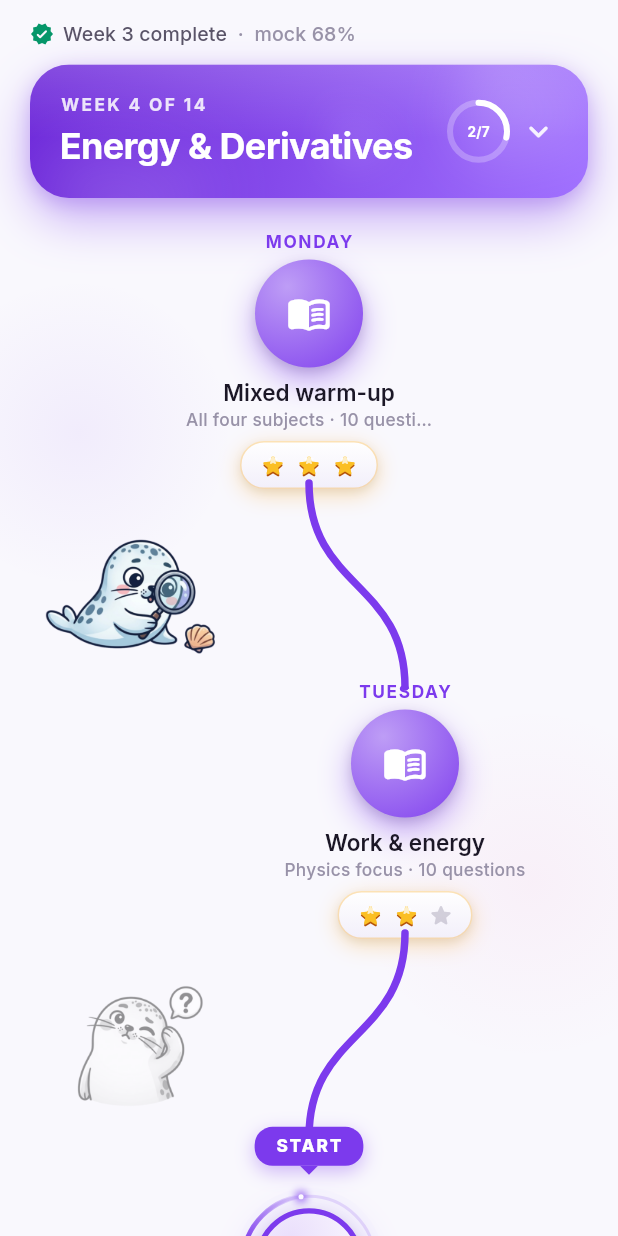
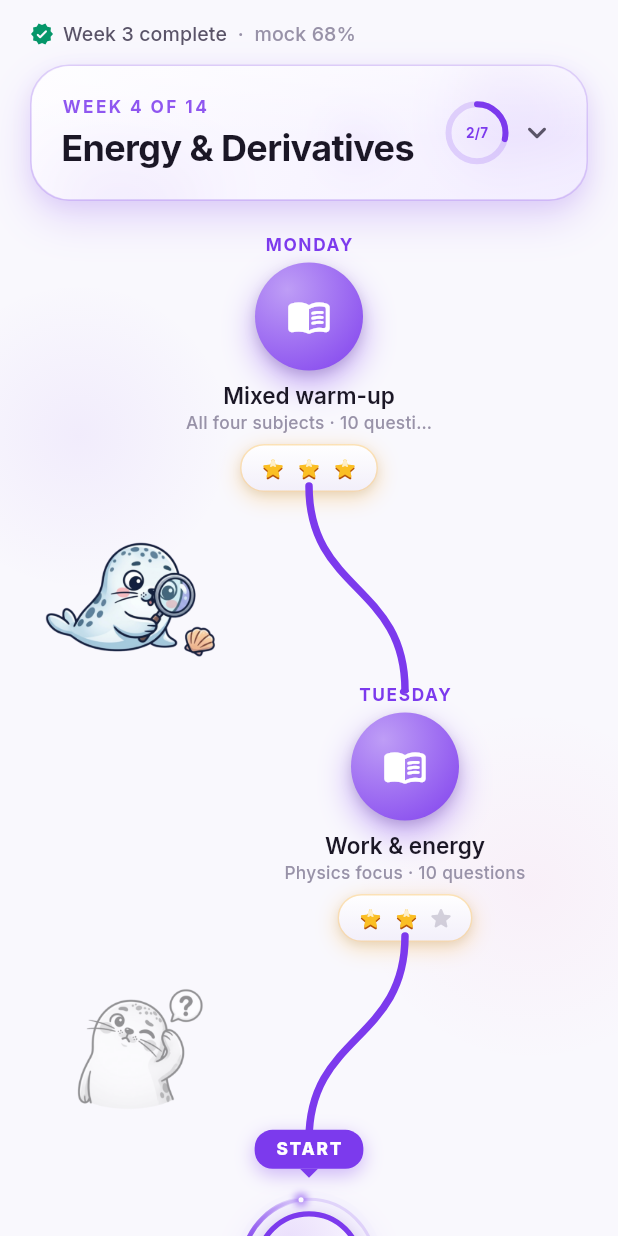
Before and after one commit to maneedasshrestha/Deerhack_Profit.exe, a Flutter app: the HomeScreen screen opened directly, on a phone screen of 412 x 824 dp. Run offline on Flutter 3.47's test engine with Material 3 defaults, Android fonts, the light colour scheme and no system bars; our stand-ins replace flutter_riverpod, flutter_tts, google_fonts, google_sign_in, hive, hive_flutter and 5 more; missing offline and left inert: mobile_scanner; accounts and stored records are empty.

Commit message:
fix: enhance week header card styling and fluid blob colors for better visibility

```diff
--- a/frontend/lib/features/home/presentation/screens/home_screen.dart
+++ b/frontend/lib/features/home/presentation/screens/home_screen.dart
@@ -101,14 +101,15 @@ class _WeekHeaderCardState extends State<_WeekHeaderCard> {
       margin: const EdgeInsets.fromLTRB(20, 12, 20, 4),
       decoration: BoxDecoration(
         borderRadius: BorderRadius.circular(26),
+        border: Border.all(color: p.accent.withValues(alpha: 0.18), width: 1),
         boxShadow: [
           BoxShadow(
-            color: p.accent.withValues(alpha: 0.40),
-            blurRadius: 28,
-            offset: const Offset(0, 14),
+            color: p.accent.withValues(alpha: 0.18),
+            blurRadius: 24,
+            offset: const Offset(0, 12),
           ),
           BoxShadow(
-            color: const Color(0xFF6D28D9).withValues(alpha: 0.22),
+            color: const Color(0xFF6D28D9).withValues(alpha: 0.08),
             blurRadius: 10,
             offset: const Offset(0, 4),
           ),
@@ -118,21 +119,21 @@ class _WeekHeaderCardState extends State<_WeekHeaderCard> {
         borderRadius: BorderRadius.circular(26),
         child: Stack(
           children: [
-            // Base gradient.
+            // Base wash: near-white fading into a soft lavender tint.
             const Positioned.fill(
               child: DecoratedBox(
                 decoration: BoxDecoration(
                   gradient: LinearGradient(
                     begin: Alignment.topLeft,
                     end: Alignment.bottomRight,
-                    colors: [Color(0xFF6D28D9), Color(0xFFA070FF)],
+                    colors: [Color(0xFFFDFCFF), Color(0xFFF3EEFF)],
                   ),
                 ),
               ),
             ),
             // Fluid blobs that morph and drift behind the content.
-            const Positioned.fill(child: _FluidBlobs()),
-            // Glossy top sheen for a 3D, lit-from-above feel.
+            Positioned.fill(child: _FluidBlobs(color: p.accent)),
+            // Soft top sheen for a subtle lit-from-above feel.
             Positioned.fill(
               child: DecoratedBox(
                 decoration: BoxDecoration(
@@ -140,7 +141,7 @@ class _WeekHeaderCardState extends State<_WeekHeaderCard> {
                     begin: Alignment.topCenter,
                     end: Alignment.bottomCenter,
                     colors: [
-                      Colors.white.withValues(alpha: 0.16),
+                      Colors.white.withValues(alpha: 0.50),
                       Colors.white.withValues(alpha: 0),
                     ],
                     stops: const [0, 0.55],
@@ -172,7 +173,7 @@ class _WeekHeaderCardState extends State<_WeekHeaderCard> {
                                   'WEEK ${week.weekNumber} OF '
                                   '${week.totalWeeks}',
                                   style: text.labelSmall?.copyWith(
-                                    color: Colors.white.withValues(alpha: 0.85),
+                                    color: p.accent.withValues(alpha: 0.85),
                                     letterSpacing: 1.6,
                                     fontWeight: FontWeight.w700,
                                   ),
@@ -181,7 +182,7 @@ class _WeekHeaderCardState extends State<_WeekHeaderCard> {
                                 Text(
                                   week.theme,
                                   style: text.headlineSmall?.copyWith(
-                                    color: Colors.white,
+                                    color: p.textPrimary,
                                     fontWeight: FontWeight.w700,
                                   ),
                                 ),
@@ -193,14 +194,14 @@ class _WeekHeaderCardState extends State<_WeekHeaderCard> {
                             progress: week.progress,
                             size: 42,
                             strokeWidth: 4,
-                            color: Colors.white,
-                            backgroundColor: Colors.white.withValues(
-                              alpha: 0.25,
+                            color: p.accent,
+                            backgroundColor: p.accent.withValues(
+                              alpha: 0.18,
                             ),
                             child: Text(
                               '${week.completedCount}/${week.levels.length}',
                               style: text.labelSmall?.copyWith(
-                                color: Colors.white,
+                                color: p.accent,
                                 fontWeight: FontWeight.w700,
                                 fontSize: 9,
                               ),
@@ -213,7 +214,7 @@ class _WeekHeaderCardState extends State<_WeekHeaderCard> {
                             curve: Curves.easeOutCubic,
                             child: Icon(
                               Icons.keyboard_arrow_down_rounded,
-                              color: Colors.white.withValues(alpha: 0.9),
+                              color: p.textSecondary,
                               size: 26,
                             ),
                           ),
@@ -241,6 +242,7 @@ class _ExpandedBody extends StatelessWidget {
 
   @override
   Widget build(BuildContext context) {
+    final p = context.palette;
     final text = Theme.of(context).textTheme;
     return Column(
       crossAxisAlignment: CrossAxisAlignment.start,
@@ -251,13 +253,13 @@ class _ExpandedBody extends StatelessWidget {
             Icon(
               Icons.adjust_rounded,
               size: 13,
-              color: Colors.white.withValues(alpha: 0.8),
+              color: p.accent.withValues(alpha: 0.8),
             ),
             const SizedBox(width: 5),
             Text(
               'GOALS TO CLEAR',
               style: text.labelSmall?.copyWith(
-                color: Colors.white.withValues(alpha: 0.8),
+                color: p.accent.withValues(alpha: 0.8),
                 letterSpacing: 1.2,
                 fontWeight: FontWeight.w700,
               ),
@@ -276,10 +278,10 @@ class _ExpandedBody extends StatelessWidget {
                   vertical: 6,
                 ),
                 decoration: BoxDecoration(
-                  color: Colors.white.withValues(alpha: 0.18),
+                  color: p.accent.withValues(alpha: 0.10),
                   borderRadius: BorderRadius.circular(10),
                   border: Border.all(
-                    color: Colors.white.withValues(alpha: 0.22),
+                    color: p.accent.withValues(alpha: 0.22),
                     width: 1,
                   ),
                 ),
@@ -289,16 +291,16 @@ class _ExpandedBody extends StatelessWidget {
                     Container(
                       width: 5,
                       height: 5,
-                      decoration: const BoxDecoration(
+                      decoration: BoxDecoration(
                         shape: BoxShape.circle,
-                        color: Colors.white,
+                        color: p.accent,
                       ),
                     ),
                     const SizedBox(width: 7),
                     Text(
                       t,
                       style: text.labelSmall?.copyWith(
-                        color: Colors.white,
+                        color: p.accent,
                         fontWeight: FontWeight.w600,
                       ),
                     ),
@@ -312,7 +314,7 @@ class _ExpandedBody extends StatelessWidget {
           'Drafted from last week\'s mock — clear every level, then '
           'prove it in Sunday\'s test.',
           style: text.labelMedium?.copyWith(
-            color: Colors.white.withValues(alpha: 0.85),
+            color: p.textSecondary,
           ),
         ),
         const SizedBox(height: 14),
@@ -326,10 +328,10 @@ class _ExpandedBody extends StatelessWidget {
           child: Container(
             padding: const EdgeInsets.symmetric(horizontal: 12, vertical: 8),
             decoration: BoxDecoration(
-              color: Colors.white.withValues(alpha: 0.16),
+              color: p.accent.withValues(alpha: 0.10),
               borderRadius: BorderRadius.circular(12),
               border: Border.all(
-                color: Colors.white.withValues(alpha: 0.22),
+                color: p.accent.withValues(alpha: 0.22),
                 width: 1,
               ),
             ),
@@ -339,15 +341,15 @@ class _ExpandedBody extends StatelessWidget {
                 Text(
                   'See topics & questions',
                   style: text.labelMedium?.copyWith(
-                    color: Colors.white,
+                    color: p.accent,
                     fontWeight: FontWeight.w700,
                   ),
                 ),
                 const SizedBox(width: 4),
-                const Icon(
+                Icon(
                   Icons.arrow_forward_rounded,
                   size: 16,
-                  color: Colors.white,
+                  color: p.accent,
                 ),
               ],
             ),
@@ -363,7 +365,10 @@ class _ExpandedBody extends StatelessWidget {
 /// drift around the card — a slow "lava-lamp" motion that gives the card
 /// character without competing with the content above it.
 class _FluidBlobs extends StatefulWidget {
-  const _FluidBlobs();
+  const _FluidBlobs({required this.color});
+
+  /// Tint for the blobs — drawn at low alpha so they read as a soft wash.
+  final Color color;
 
   @override
   State<_FluidBlobs> createState() => _FluidBlobsState();
@@ -394,7 +399,7 @@ class _FluidBlobsState extends State<_FluidBlobs>
           animation: _c,
           builder: (context, _) => CustomPaint(
             size: Size.infinite,
-            painter: _BlobPainter(t: _c.value),
+            painter: _BlobPainter(t: _c.value, color: widget.color),
           ),
         ),
       ),
@@ -403,10 +408,13 @@ class _FluidBlobsState extends State<_FluidBlobs>
 }
 
 class _BlobPainter extends CustomPainter {
-  const _BlobPainter({required this.t});
+  const _BlobPainter({required this.t, required this.color});
 
   /// Continuous loop value 0..1.
   final double t;
+
+  /// Base tint for every blob.
+  final Color color;
 
   @override
   void paint(Canvas canvas, Size size) {
@@ -422,7 +430,7 @@ class _BlobPainter extends CustomPainter {
       ),
       baseR: s * 0.46,
       phase: phase,
-      alpha: 0.16,
+      alpha: 0.08,
       blur: 18,
       h: const [0.18, 0.12, 0.08],
     );
@@ -436,7 +444,7 @@ class _BlobPainter extends CustomPainter {
       ),
       baseR: s * 0.54,
       phase: phase * 1.3 + 1.5,
-      alpha: 0.12,
+      alpha: 0.06,
       blur: 22,
       h: const [0.16, 0.10, 0.07],
     );
@@ -450,7 +458,7 @@ class _BlobPainter extends CustomPainter {
       ),
       baseR: s * 0.2,
       phase: phase * 1.7,
-      alpha: 0.10,
+      alpha: 0.05,
       blur: 12,
       h: const [0.24, 0.15, 0.10],
     );
@@ -488,7 +496,7 @@ class _BlobPainter extends CustomPainter {
     canvas.drawPath(
       path,
       Paint()
-        ..color = Colors.white.withValues(alpha: alpha)
+        ..color = color.withValues(alpha: alpha)
         ..maskFilter = MaskFilter.blur(BlurStyle.normal, blur),
     );
   }
```
